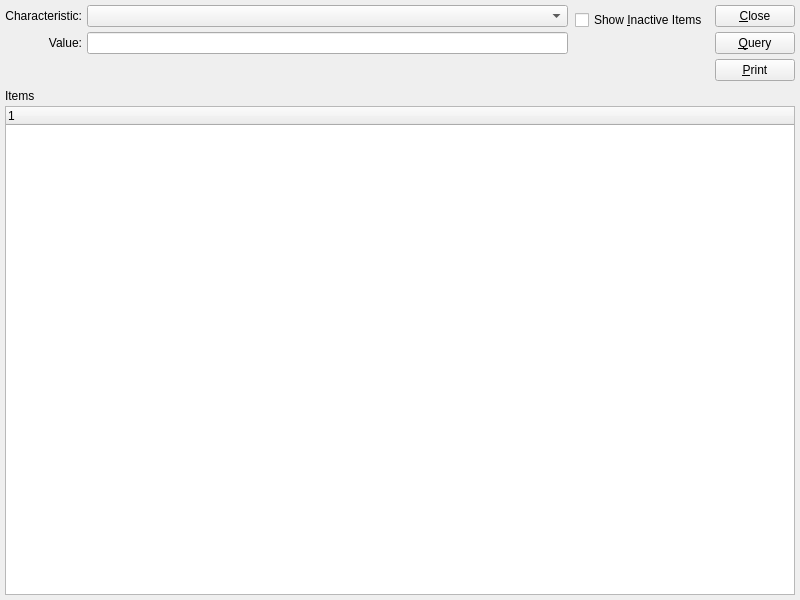
Pegasus-RPG/xtuple-client, file guiclient/dspItemsByCharacteristic.ui: the form before one commit.
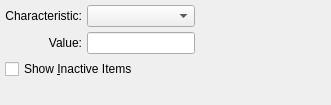
The form after the commit. Custom widgets are drawn as their Qt base class.

Commit message: First pass as creating a common base class that displays can draw upon.

What changed in the file:
```diff
--- a/guiclient/dspItemsByCharacteristic.ui
+++ b/guiclient/dspItemsByCharacteristic.ui
@@ -13,30 +13,16 @@
    <rect>
     <x>0</x>
     <y>0</y>
-    <width>800</width>
-    <height>600</height>
+    <width>331</width>
+    <height>105</height>
    </rect>
   </property>
   <property name="windowTitle">
    <string>Items by Characteristic</string>
   </property>
-  <layout class="QVBoxLayout">
+  <layout class="QHBoxLayout" name="horizontalLayout">
    <item>
-    <layout class="QHBoxLayout">
-     <property name="spacing">
-      <number>7</number>
-     </property>
-     <property name="margin">
-      <number>0</number>
-     </property>
-     <item>
-      <layout class="QVBoxLayout">
-       <property name="spacing">
-        <number>0</number>
-       </property>
-       <property name="margin">
-        <number>0</number>
-       </property>
+    <layout class="QVBoxLayout" name="verticalLayout">
        <item>
         <layout class="QHBoxLayout">
          <property name="spacing">
@@ -105,32 +91,6 @@
         </layout>
        </item>
        <item>
-        <spacer>
-         <property name="orientation">
-          <enum>Qt::Vertical</enum>
-         </property>
-         <property name="sizeType">
-          <enum>QSizePolicy::Preferred</enum>
-         </property>
-         <property name="sizeHint" stdset="0">
-          <size>
-           <width>10</width>
-           <height>31</height>
-          </size>
-         </property>
-        </spacer>
-       </item>
-      </layout>
-     </item>
-     <item>
-      <layout class="QVBoxLayout">
-       <property name="spacing">
-        <number>0</number>
-       </property>
-       <property name="margin">
-        <number>0</number>
-       </property>
-       <item>
         <widget class="XCheckBox" name="_showInactive">
          <property name="text">
           <string>Show &amp;Inactive Items</string>
@@ -143,99 +103,31 @@
           <enum>Qt::Vertical</enum>
          </property>
          <property name="sizeType">
-          <enum>QSizePolicy::Preferred</enum>
+        <enum>QSizePolicy::Expanding</enum>
          </property>
          <property name="sizeHint" stdset="0">
           <size>
-           <width>20</width>
-           <height>46</height>
-          </size>
-         </property>
-        </spacer>
-       </item>
-      </layout>
-     </item>
-     <item>
-      <layout class="QVBoxLayout">
-       <property name="spacing">
-        <number>5</number>
-       </property>
-       <property name="margin">
-        <number>0</number>
-       </property>
-       <item>
-        <widget class="QPushButton" name="_close">
-         <property name="text">
-          <string>&amp;Close</string>
-         </property>
-        </widget>
-       </item>
-       <item>
-        <widget class="QPushButton" name="_query">
-         <property name="text">
-          <string>&amp;Query</string>
-         </property>
-         <property name="autoDefault">
-          <bool>true</bool>
-         </property>
-        </widget>
-       </item>
-       <item>
-        <widget class="QPushButton" name="_print">
-         <property name="text">
-          <string>&amp;Print</string>
-         </property>
-        </widget>
-       </item>
-      </layout>
-     </item>
-    </layout>
-   </item>
-   <item>
-    <layout class="QVBoxLayout">
-     <property name="spacing">
-      <number>0</number>
-     </property>
-     <property name="margin">
-      <number>0</number>
-     </property>
-     <item>
-      <widget class="QLabel" name="_itemLit">
-       <property name="sizePolicy">
-        <sizepolicy hsizetype="Expanding" vsizetype="Fixed">
-         <horstretch>0</horstretch>
-         <verstretch>0</verstretch>
-        </sizepolicy>
-       </property>
-       <property name="minimumSize">
-        <size>
-         <width>0</width>
-         <height>20</height>
-        </size>
-       </property>
-       <property name="text">
-        <string>Items</string>
-       </property>
-      </widget>
-     </item>
-     <item>
-      <widget class="XTreeWidget" name="_item">
-       <property name="sizePolicy">
-        <sizepolicy hsizetype="Expanding" vsizetype="Expanding">
-         <horstretch>0</horstretch>
-         <verstretch>0</verstretch>
-        </sizepolicy>
-       </property>
-       <property name="minimumSize">
-        <size>
-         <width>0</width>
+         <width>13</width>
          <height>0</height>
         </size>
        </property>
-      </widget>
+      </spacer>
      </item>
     </layout>
    </item>
+   <item>
+    <spacer name="horizontalSpacer">
+     <property name="orientation">
+      <enum>Qt::Horizontal</enum>
+     </property>
+     <property name="sizeHint" stdset="0">
+      <size>
+       <width>0</width>
+       <height>20</height>
+      </size>
+     </property>
+    </spacer>
+   </item>
   </layout>
  </widget>
  <layoutdefault spacing="5" margin="5"/>
@@ -256,12 +148,6 @@
    <extends>QLineEdit</extends>
    <header>xlineedit.h</header>
   </customwidget>
-  <customwidget>
-   <class>XTreeWidget</class>
-   <extends>QTreeWidget</extends>
-   <header>xtreewidget.h</header>
-   <container>1</container>
-  </customwidget>
  </customwidgets>
  <tabstops>
   <tabstop>_char</tabstop>
```
Left out of the diff: 23 changed lines with no effect on the pictures. Lines whose indentation alone changed are shown as unchanged. The commit also changes 13 other files.
